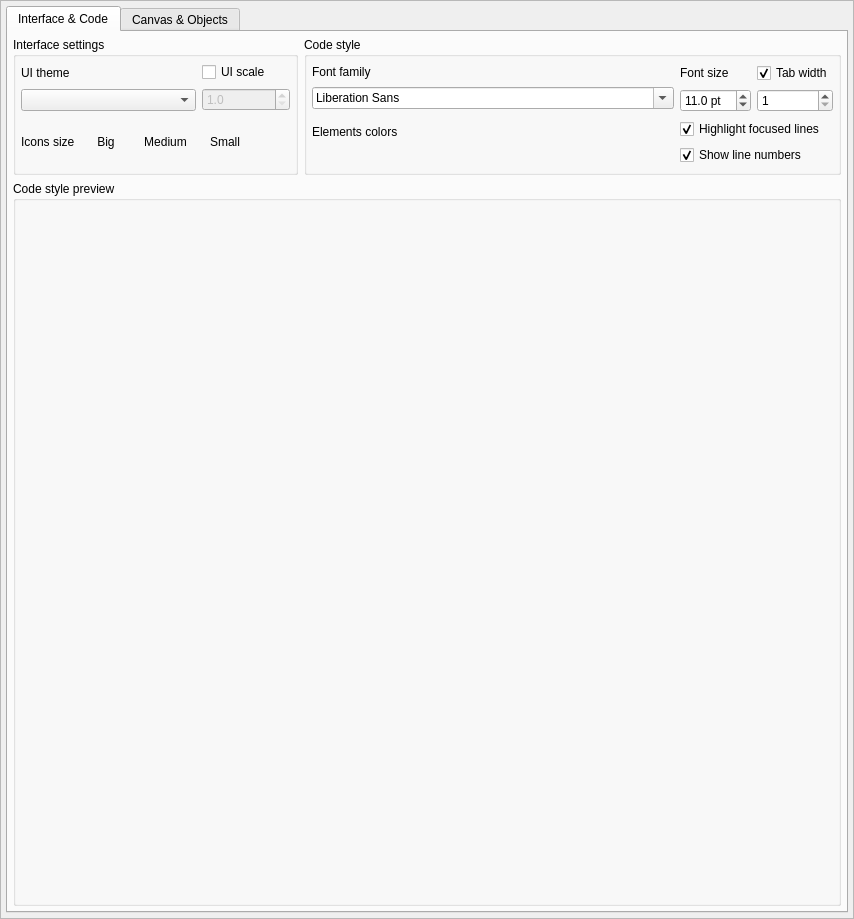
Old version of the form libs/libgui/ui/settings/appearanceconfigwidget.ui in the repository maniac787/pgmodeler.
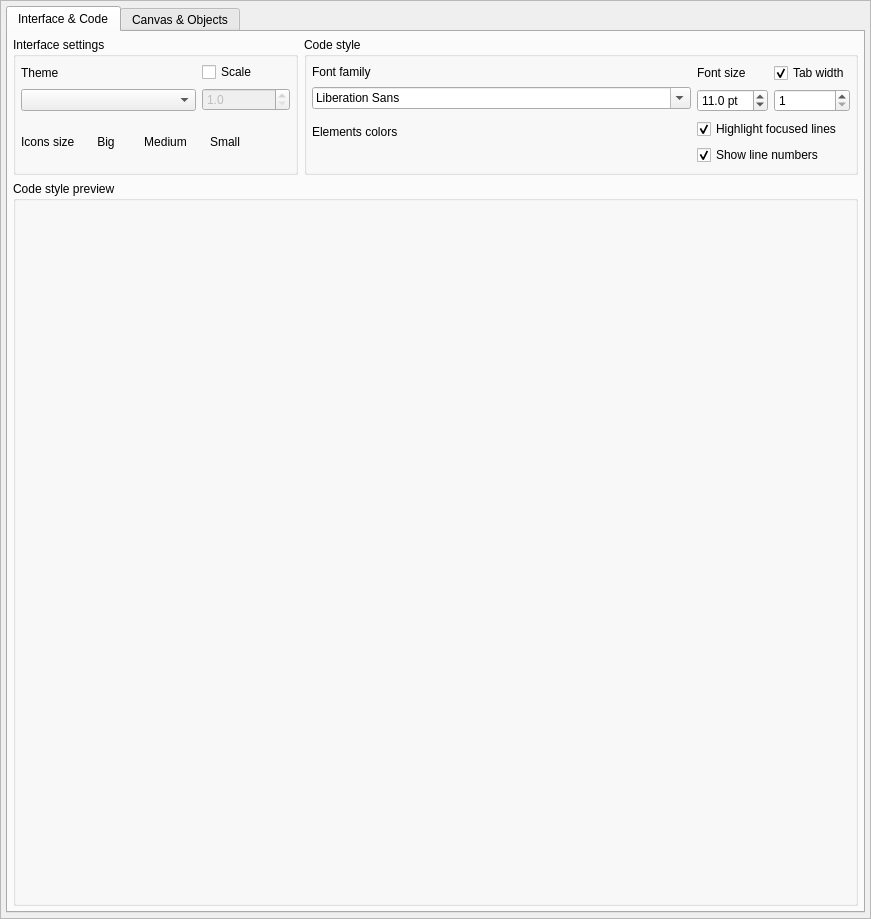
New version of the form. Icons and pictures are not drawn.

Commit message: Continue UI refinements: improve relationshipconfigwidget layout structure

What changed in the file:
```diff
--- a/libs/libgui/ui/settings/appearanceconfigwidget.ui
+++ b/libs/libgui/ui/settings/appearanceconfigwidget.ui
@@ -6,7 +6,7 @@
    <rect>
     <x>0</x>
     <y>0</y>
-    <width>854</width>
+    <width>871</width>
     <height>919</height>
    </rect>
   </property>
@@ -126,7 +126,7 @@
                <item>
                 <widget class="QLabel" name="label_4">
                  <property name="text">
-                  <string>UI theme</string>
+                  <string>Theme</string>
                  </property>
                 </widget>
                </item>
@@ -156,7 +156,7 @@
                   <string>&lt;p&gt;Defines a custom UI scale factor. This factor is applied when drawing widgets and fonts. Requires restarting pgModeler when in use.&lt;/p&gt;</string>
                  </property>
                  <property name="text">
-                  <string>UI scale </string>
+                  <string>Scale </string>
                  </property>
                 </widget>
                </item>
```
The commit also changes 2 other files.
